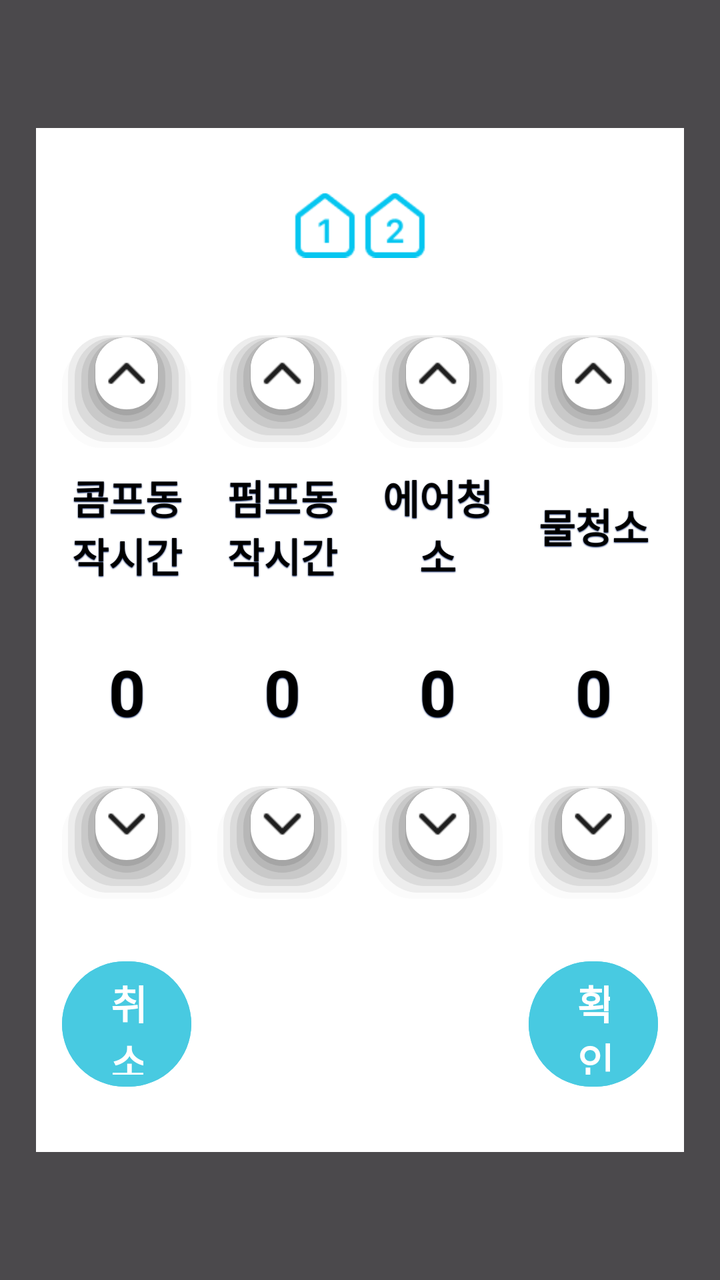
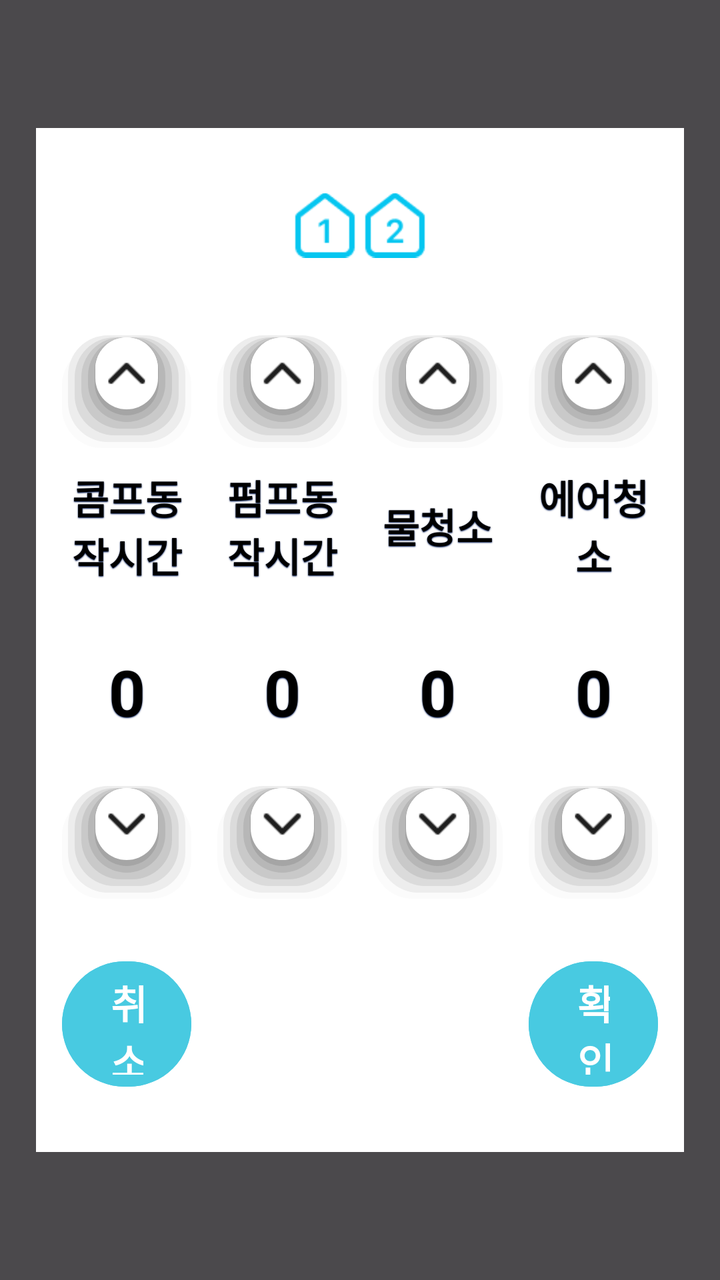

Compare the two renders of this Android layout. The source of the first and the diff that turns it into the second are given below.
<!-- AndroidManifest.xml: application theme Theme.HouseCleaner01 -->
<!-- res/layout/activity_housesetting_dialog.xml -->
<?xml version="1.0" encoding="utf-8"?>
<androidx.constraintlayout.widget.ConstraintLayout xmlns:android="http://schemas.android.com/apk/res/android"
    xmlns:app="http://schemas.android.com/apk/res-auto"
    xmlns:tools="http://schemas.android.com/tools"
    android:layout_width="match_parent"
    android:layout_height="match_parent"
    android:background="@color/transparency_black"
    >

    <androidx.constraintlayout.widget.ConstraintLayout
        android:id="@+id/constraintLayout"
        android:layout_width="0dp"
        android:layout_height="0dp"
        android:background="@color/white"

        app:layout_constraintBottom_toBottomOf="parent"
        app:layout_constraintEnd_toEndOf="parent"
        app:layout_constraintHeight_default="percent"
        app:layout_constraintHeight_percent="0.8"
        app:layout_constraintHorizontal_bias="0.5"

        app:layout_constraintStart_toStartOf="parent"
        app:layout_constraintTop_toTopOf="parent"
        app:layout_constraintVertical_bias="0.5"
        app:layout_constraintWidth_default="percent"
        app:layout_constraintWidth_percent=".9">

        <ImageView
            android:id="@+id/housename_01_tv"
            android:layout_width="0dp"
            android:layout_height="0dp"
            android:gravity="center"

            android:src="@drawable/house_1"



            app:layout_constraintBottom_toBottomOf="parent"
            app:layout_constraintEnd_toEndOf="parent"
            app:layout_constraintHeight_default="percent"
            app:layout_constraintHeight_percent=".1"
            app:layout_constraintHorizontal_bias="0.44"
            app:layout_constraintLeft_toLeftOf="parent"
            app:layout_constraintRight_toRightOf="parent"
            app:layout_constraintStart_toStartOf="parent"
            app:layout_constraintTop_toTopOf="parent"
            app:layout_constraintVertical_bias="0.05"

            app:layout_constraintWidth_default="percent"
            app:layout_constraintWidth_percent=".1"
            tools:ignore="SpeakableTextPresentCheck"

            />

        <ImageView
            android:id="@+id/housename_02_tv"
            android:layout_width="0dp"
            android:layout_height="0dp"
            android:gravity="center"

            android:src="@drawable/house_2"



            app:layout_constraintBottom_toBottomOf="parent"
            app:layout_constraintEnd_toEndOf="parent"
            app:layout_constraintHeight_default="percent"
            app:layout_constraintHeight_percent=".1"
            app:layout_constraintHorizontal_bias="0.56"
            app:layout_constraintLeft_toLeftOf="parent"
            app:layout_constraintRight_toRightOf="parent"
            app:layout_constraintStart_toStartOf="parent"
            app:layout_constraintTop_toTopOf="parent"
            app:layout_constraintVertical_bias="0.05"

            app:layout_constraintWidth_default="percent"
            app:layout_constraintWidth_percent=".1"
            tools:ignore="SpeakableTextPresentCheck"

            />

        <androidx.constraintlayout.widget.ConstraintLayout
            android:layout_width="0dp"
            android:layout_height="0dp"


            app:layout_constraintBottom_toBottomOf="parent"
            app:layout_constraintEnd_toEndOf="parent"
            app:layout_constraintHeight_default="percent"
            app:layout_constraintHeight_percent=".55"
            app:layout_constraintHorizontal_bias="0.5"
            app:layout_constraintStart_toStartOf="parent"

            app:layout_constraintTop_toTopOf="parent"
            app:layout_constraintVertical_bias="0.45"
            app:layout_constraintWidth_default="percent"
            app:layout_constraintWidth_percent="1"



            >






            <androidx.constraintlayout.widget.ConstraintLayout
                android:layout_width="0dp"
                android:layout_height="0dp"

                app:layout_constraintBottom_toBottomOf="parent"
                app:layout_constraintEnd_toEndOf="parent"
                app:layout_constraintHeight_default="percent"
                app:layout_constraintHeight_percent="1"
                app:layout_constraintHorizontal_bias="0.05"
                app:layout_constraintLeft_toLeftOf="parent"
                app:layout_constraintRight_toRightOf="parent"
                app:layout_constraintStart_toStartOf="parent"
                app:layout_constraintTop_toTopOf="parent"
                app:layout_constraintVertical_bias="0.5"

                app:layout_constraintWidth_default="percent"
                app:layout_constraintWidth_percent=".2"
                >


                <ImageButton
                    android:id="@+id/AirCompressor_RunningTime_up_btn"
                    android:layout_width="0dp"
                    android:layout_height="0dp"
                    android:gravity="center"
                    android:src="@drawable/chevron_up"
                    android:background="@drawable/layout_bg_corner"

                    android:scaleType="fitCenter"
                    

                    app:layout_constraintBottom_toBottomOf="parent"
                    app:layout_constraintEnd_toEndOf="parent"
                    app:layout_constraintHeight_default="percent"
                    app:layout_constraintHeight_percent=".2"
                    app:layout_constraintHorizontal_bias="0"

                    app:layout_constraintLeft_toLeftOf="parent"
                    app:layout_constraintRight_toRightOf="parent"
                    app:layout_constraintStart_toStartOf="parent"
                    app:layout_constraintTop_toTopOf="parent"
                    app:layout_constraintVertical_bias="0"

                    app:layout_constraintWidth_default="percent"
                    app:layout_constraintWidth_percent="1"
                    />


                <TextView
                    android:id="@+id/AirCompressor_RunningTime_tv"
                    android:layout_width="0dp"
                    android:layout_height="0dp"
                    android:gravity="center"
                    android:shadowColor="#011851"
                    android:shadowDy="1"
                    android:shadowRadius="1"
                    android:text="0"
                    android:textColor="@color/black"
                    android:textSize="32sp"
                    android:textStyle="bold"

                    app:layout_constraintBottom_toBottomOf="parent"
                    app:layout_constraintEnd_toEndOf="parent"
                    app:layout_constraintHeight_default="percent"
                    app:layout_constraintHeight_percent=".3"
                    app:layout_constraintHorizontal_bias="0"

                    app:layout_constraintLeft_toLeftOf="parent"
                    app:layout_constraintRight_toRightOf="parent"
                    app:layout_constraintStart_toStartOf="parent"
                    app:layout_constraintTop_toTopOf="parent"
                    app:layout_constraintVertical_bias=".69"

                    app:layout_constraintWidth_default="percent"
                    app:layout_constraintWidth_percent="1"
                    tools:ignore="SpeakableTextPresentCheck"

                    />

                <TextView
                    android:layout_width="0dp"
                    android:layout_height="0dp"
                    android:gravity="center"
                    android:shadowColor="#011851"
                    android:shadowDy="1"
                    android:shadowRadius="1"
                    android:text="콤프동작시간"
                    android:textColor="@color/black"
                    android:textSize="20sp"
                    android:textStyle="bold"


                    app:layout_constraintBottom_toBottomOf="parent"
                    app:layout_constraintEnd_toEndOf="parent"
                    app:layout_constraintHeight_default="percent"
                    app:layout_constraintHeight_percent=".25"
                    app:layout_constraintHorizontal_bias="0"

                    app:layout_constraintLeft_toLeftOf="parent"
                    app:layout_constraintRight_toRightOf="parent"
                    app:layout_constraintStart_toStartOf="parent"
                    app:layout_constraintTop_toTopOf="parent"
                    app:layout_constraintVertical_bias="0.285"

                    app:layout_constraintWidth_default="percent"
                    app:layout_constraintWidth_percent="1"
                    tools:ignore="SpeakableTextPresentCheck"

                    />

                <ImageButton
                    android:id="@+id/AirCompressor_RunningTime_down_btn"
                    android:layout_width="0dp"
                    android:layout_height="0dp"
                    android:gravity="center"
                    android:src="@drawable/chevron_down"
                    android:background="@drawable/layout_bg_corner"

                    android:scaleType="fitCenter"
                    

                    app:layout_constraintBottom_toBottomOf="parent"
                    app:layout_constraintEnd_toEndOf="parent"
                    app:layout_constraintHeight_default="percent"
                    app:layout_constraintHeight_percent=".2"
                    app:layout_constraintHorizontal_bias="0"

                    app:layout_constraintLeft_toLeftOf="parent"
                    app:layout_constraintRight_toRightOf="parent"
                    app:layout_constraintStart_toStartOf="parent"
                    app:layout_constraintTop_toTopOf="parent"
                    app:layout_constraintVertical_bias="1"

                    app:layout_constraintWidth_default="percent"
                    app:layout_constraintWidth_percent="1"
                    />



            </androidx.constraintlayout.widget.ConstraintLayout>

            <androidx.constraintlayout.widget.ConstraintLayout
                android:layout_width="0dp"
                android:layout_height="0dp"

                app:layout_constraintBottom_toBottomOf="parent"
                app:layout_constraintEnd_toEndOf="parent"
                app:layout_constraintHeight_default="percent"
                app:layout_constraintHeight_percent="1"
                app:layout_constraintHorizontal_bias="0.35"
                app:layout_constraintLeft_toLeftOf="parent"
                app:layout_constraintRight_toRightOf="parent"
                app:layout_constraintStart_toStartOf="parent"
                app:layout_constraintTop_toTopOf="parent"
                app:layout_constraintVertical_bias="0.5"

                app:layout_constraintWidth_default="percent"
                app:layout_constraintWidth_percent=".2"
                >

                <ImageButton
                    android:id="@+id/Pump_RunningTime_up_btn"
                    android:layout_width="0dp"
                    android:layout_height="0dp"
                    android:gravity="center"
                    android:src="@drawable/chevron_up"
                    android:background="@drawable/layout_bg_corner"

                    android:scaleType="fitCenter"
                    

                    app:layout_constraintBottom_toBottomOf="parent"
                    app:layout_constraintEnd_toEndOf="parent"
                    app:layout_constraintHeight_default="percent"
                    app:layout_constraintHeight_percent=".2"
                    app:layout_constraintHorizontal_bias="0"

                    app:layout_constraintLeft_toLeftOf="parent"
                    app:layout_constraintRight_toRightOf="parent"
                    app:layout_constraintStart_toStartOf="parent"
                    app:layout_constraintTop_toTopOf="parent"
                    app:layout_constraintVertical_bias="0"

                    app:layout_constraintWidth_default="percent"
                    app:layout_constraintWidth_percent="1"
                    />


                <TextView
                    android:id="@+id/Pump_RunningTime_tv"
                    android:layout_width="0dp"
                    android:layout_height="0dp"
                    android:gravity="center"
                    android:shadowColor="#011851"
                    android:shadowDy="1"
                    android:shadowRadius="1"
                    android:text="0"
                    android:textColor="@color/black"
                    android:textSize="32sp"
                    android:textStyle="bold"

                    app:layout_constraintBottom_toBottomOf="parent"
                    app:layout_constraintEnd_toEndOf="parent"
                    app:layout_constraintHeight_default="percent"
                    app:layout_constraintHeight_percent=".3"
                    app:layout_constraintHorizontal_bias="0"

                    app:layout_constraintLeft_toLeftOf="parent"
                    app:layout_constraintRight_toRightOf="parent"
                    app:layout_constraintStart_toStartOf="parent"
                    app:layout_constraintTop_toTopOf="parent"
                    app:layout_constraintVertical_bias=".69"

                    app:layout_constraintWidth_default="percent"
                    app:layout_constraintWidth_percent="1"
                    tools:ignore="SpeakableTextPresentCheck"

                    />

                <TextView
                    android:layout_width="0dp"
                    android:layout_height="0dp"
                    android:gravity="center"
                    android:shadowColor="#011851"
                    android:shadowDy="1"
                    android:shadowRadius="1"
                    android:text="펌프동작시간"
                    android:textColor="@color/black"
                    android:textSize="20sp"
                    android:textStyle="bold"


                    app:layout_constraintBottom_toBottomOf="parent"
                    app:layout_constraintEnd_toEndOf="parent"
                    app:layout_constraintHeight_default="percent"
                    app:layout_constraintHeight_percent=".25"
                    app:layout_constraintHorizontal_bias="0"

                    app:layout_constraintLeft_toLeftOf="parent"
                    app:layout_constraintRight_toRightOf="parent"
                    app:layout_constraintStart_toStartOf="parent"
                    app:layout_constraintTop_toTopOf="parent"
                    app:layout_constraintVertical_bias="0.285"

                    app:layout_constraintWidth_default="percent"
                    app:layout_constraintWidth_percent="1"
                    tools:ignore="SpeakableTextPresentCheck"

                    />

                <ImageButton
                    android:id="@+id/Pump_RunningTime_down_btn"
                    android:layout_width="0dp"
                    android:layout_height="0dp"
                    android:gravity="center"
                    android:src="@drawable/chevron_down"
                    android:background="@drawable/layout_bg_corner"

                    android:scaleType="fitCenter"
                    

                    app:layout_constraintBottom_toBottomOf="parent"
                    app:layout_constraintEnd_toEndOf="parent"
                    app:layout_constraintHeight_default="percent"
                    app:layout_constraintHeight_percent=".2"
                    app:layout_constraintHorizontal_bias="0"

                    app:layout_constraintLeft_toLeftOf="parent"
                    app:layout_constraintRight_toRightOf="parent"
                    app:layout_constraintStart_toStartOf="parent"
                    app:layout_constraintTop_toTopOf="parent"
                    app:layout_constraintVertical_bias="1"

                    app:layout_constraintWidth_default="percent"
                    app:layout_constraintWidth_percent="1"
                    />



            </androidx.constraintlayout.widget.ConstraintLayout>

            <androidx.constraintlayout.widget.ConstraintLayout
                android:layout_width="0dp"
                android:layout_height="0dp"

                app:layout_constraintBottom_toBottomOf="parent"
                app:layout_constraintEnd_toEndOf="parent"
                app:layout_constraintHeight_default="percent"
                app:layout_constraintHeight_percent="1"
                app:layout_constraintHorizontal_bias="0.65"
                app:layout_constraintLeft_toLeftOf="parent"
                app:layout_constraintRight_toRightOf="parent"
                app:layout_constraintStart_toStartOf="parent"
                app:layout_constraintTop_toTopOf="parent"
                app:layout_constraintVertical_bias="0.5"

                app:layout_constraintWidth_default="percent"
                app:layout_constraintWidth_percent=".2"
                >

                <ImageButton
                    android:id="@+id/House_Cleaning01_Time_up_btn"
                    android:layout_width="0dp"
                    android:layout_height="0dp"
                    android:gravity="center"
                    android:src="@drawable/chevron_up"
                    android:background="@drawable/layout_bg_corner"

                    android:scaleType="fitCenter"
                    

                    app:layout_constraintBottom_toBottomOf="parent"
                    app:layout_constraintEnd_toEndOf="parent"
                    app:layout_constraintHeight_default="percent"
                    app:layout_constraintHeight_percent=".2"
                    app:layout_constraintHorizontal_bias="0"

                    app:layout_constraintLeft_toLeftOf="parent"
                    app:layout_constraintRight_toRightOf="parent"
                    app:layout_constraintStart_toStartOf="parent"
                    app:layout_constraintTop_toTopOf="parent"
                    app:layout_constraintVertical_bias="0"

                    app:layout_constraintWidth_default="percent"
                    app:layout_constraintWidth_percent="1"
                    />

                <TextView
                    android:id="@+id/House_Cleaning01_Time_tv"
                    android:layout_width="0dp"
                    android:layout_height="0dp"
                    android:gravity="center"
                    android:shadowColor="#011851"
                    android:shadowDy="1"
                    android:shadowRadius="1"
                    android:text="0"
                    android:textColor="@color/black"
                    android:textSize="32sp"
                    android:textStyle="bold"

                    app:layout_constraintBottom_toBottomOf="parent"
                    app:layout_constraintEnd_toEndOf="parent"
                    app:layout_constraintHeight_default="percent"
                    app:layout_constraintHeight_percent=".3"
                    app:layout_constraintHorizontal_bias="0"

                    app:layout_constraintLeft_toLeftOf="parent"
                    app:layout_constraintRight_toRightOf="parent"
                    app:layout_constraintStart_toStartOf="parent"
                    app:layout_constraintTop_toTopOf="parent"
                    app:layout_constraintVertical_bias=".69"

                    app:layout_constraintWidth_default="percent"
                    app:layout_constraintWidth_percent="1"
                    tools:ignore="SpeakableTextPresentCheck"

                    />

                <TextView
                    android:layout_width="0dp"
                    android:layout_height="0dp"
                    android:gravity="center"
                    android:shadowColor="#011851"
                    android:shadowDy="1"
                    android:shadowRadius="1"
                    android:text="에어청소"
                    android:textColor="@color/black"
                    android:textSize="20sp"
                    android:textStyle="bold"



                    app:layout_constraintBottom_toBottomOf="parent"
                    app:layout_constraintEnd_toEndOf="parent"
                    app:layout_constraintHeight_default="percent"
                    app:layout_constraintHeight_percent=".25"
                    app:layout_constraintHorizontal_bias="0"

                    app:layout_constraintLeft_toLeftOf="parent"
                    app:layout_constraintRight_toRightOf="parent"
                    app:layout_constraintStart_toStartOf="parent"
                    app:layout_constraintTop_toTopOf="parent"
                    app:layout_constraintVertical_bias="0.285"

                    app:layout_constraintWidth_default="percent"
                    app:layout_constraintWidth_percent="1"
                    tools:ignore="SpeakableTextPresentCheck"

                    />


                <ImageButton
                    android:id="@+id/House_Cleaning01_Time_down_btn"
                    android:layout_width="0dp"
                    android:layout_height="0dp"
                    android:gravity="center"
                    android:src="@drawable/chevron_down"
                    android:background="@drawable/layout_bg_corner"

                    android:scaleType="fitCenter"
                    

                    app:layout_constraintBottom_toBottomOf="parent"
                    app:layout_constraintEnd_toEndOf="parent"
                    app:layout_constraintHeight_default="percent"
                    app:layout_constraintHeight_percent=".2"
                    app:layout_constraintHorizontal_bias="0"

                    app:layout_constraintLeft_toLeftOf="parent"
                    app:layout_constraintRight_toRightOf="parent"
                    app:layout_constraintStart_toStartOf="parent"
                    app:layout_constraintTop_toTopOf="parent"
                    app:layout_constraintVertical_bias="1"

                    app:layout_constraintWidth_default="percent"
                    app:layout_constraintWidth_percent="1"
                    />

            </androidx.constraintlayout.widget.ConstraintLayout>

            <androidx.constraintlayout.widget.ConstraintLayout
                android:layout_width="0dp"
                android:layout_height="0dp"

                app:layout_constraintBottom_toBottomOf="parent"
                app:layout_constraintEnd_toEndOf="parent"
                app:layout_constraintHeight_default="percent"
                app:layout_constraintHeight_percent="1"
                app:layout_constraintHorizontal_bias="0.95"
                app:layout_constraintLeft_toLeftOf="parent"
                app:layout_constraintRight_toRightOf="parent"
                app:layout_constraintStart_toStartOf="parent"
                app:layout_constraintTop_toTopOf="parent"
                app:layout_constraintVertical_bias="0.5"

                app:layout_constraintWidth_default="percent"
                app:layout_constraintWidth_percent=".2"
                >

                <ImageButton
                    android:id="@+id/House_Cleaning02_Time_up_btn"
                    android:layout_width="0dp"
                    android:layout_height="0dp"
                    android:gravity="center"
                    android:src="@drawable/chevron_up"
                    android:background="@drawable/layout_bg_corner"

                    android:scaleType="fitCenter"
                    

                    app:layout_constraintBottom_toBottomOf="parent"
                    app:layout_constraintEnd_toEndOf="parent"
                    app:layout_constraintHeight_default="percent"
                    app:layout_constraintHeight_percent=".2"
                    app:layout_constraintHorizontal_bias="0"

                    app:layout_constraintLeft_toLeftOf="parent"
                    app:layout_constraintRight_toRightOf="parent"
                    app:layout_constraintStart_toStartOf="parent"
                    app:layout_constraintTop_toTopOf="parent"
                    app:layout_constraintVertical_bias="0"

                    app:layout_constraintWidth_default="percent"
                    app:layout_constraintWidth_percent="1"
                    />



                <TextView
                    android:id="@+id/House_Cleaning02_Time_tv"
                    android:layout_width="0dp"
                    android:layout_height="0dp"
                    android:gravity="center"
                    android:shadowColor="#011851"
                    android:shadowDy="1"
                    android:shadowRadius="1"
                    android:text="0"
                    android:textColor="@color/black"
                    android:textSize="32sp"
                    android:textStyle="bold"

                    app:layout_constraintBottom_toBottomOf="parent"
                    app:layout_constraintEnd_toEndOf="parent"
                    app:layout_constraintHeight_default="percent"
                    app:layout_constraintHeight_percent=".3"
                    app:layout_constraintHorizontal_bias="0"

                    app:layout_constraintLeft_toLeftOf="parent"
                    app:layout_constraintRight_toRightOf="parent"
                    app:layout_constraintStart_toStartOf="parent"
                    app:layout_constraintTop_toTopOf="parent"
                    app:layout_constraintVertical_bias=".69"

                    app:layout_constraintWidth_default="percent"
                    app:layout_constraintWidth_percent="1"
                    tools:ignore="SpeakableTextPresentCheck"


                    />

                <TextView
                    android:layout_width="0dp"
                    android:layout_height="0dp"
                    android:gravity="center"
                    android:shadowColor="#011851"
                    android:shadowDy="1"
                    android:shadowRadius="1"
                    android:text="물청소"
                    android:textColor="@color/black"
                    android:textSize="20sp"
                    android:textStyle="bold"


                    app:layout_constraintBottom_toBottomOf="parent"
                    app:layout_constraintEnd_toEndOf="parent"
                    app:layout_constraintHeight_default="percent"
                    app:layout_constraintHeight_percent=".25"
                    app:layout_constraintHorizontal_bias="0"

                    app:layout_constraintLeft_toLeftOf="parent"
                    app:layout_constraintRight_toRightOf="parent"
                    app:layout_constraintStart_toStartOf="parent"
                    app:layout_constraintTop_toTopOf="parent"
                    app:layout_constraintVertical_bias="0.285"

                    app:layout_constraintWidth_default="percent"
                    app:layout_constraintWidth_percent="1"
                    tools:ignore="SpeakableTextPresentCheck"

                    />


                <ImageButton
                    android:id="@+id/House_Cleaning02_Time_down_btn"
                    android:layout_width="0dp"
                    android:layout_height="0dp"
                    android:gravity="center"
                    android:src="@drawable/chevron_down"
                    android:background="@drawable/layout_bg_corner"

                    android:scaleType="fitCenter"
                    

                    app:layout_constraintBottom_toBottomOf="parent"
                    app:layout_constraintEnd_toEndOf="parent"
                    app:layout_constraintHeight_default="percent"
                    app:layout_constraintHeight_percent=".2"
                    app:layout_constraintHorizontal_bias="0"

                    app:layout_constraintLeft_toLeftOf="parent"
                    app:layout_constraintRight_toRightOf="parent"
                    app:layout_constraintStart_toStartOf="parent"
                    app:layout_constraintTop_toTopOf="parent"
                    app:layout_constraintVertical_bias="1"

                    app:layout_constraintWidth_default="percent"
                    app:layout_constraintWidth_percent="1"
                    />


            </androidx.constraintlayout.widget.ConstraintLayout>




        </androidx.constraintlayout.widget.ConstraintLayout>

        <androidx.constraintlayout.widget.ConstraintLayout
            android:layout_width="0dp"
            android:layout_height="0dp"


            app:layout_constraintBottom_toBottomOf="parent"
            app:layout_constraintEnd_toEndOf="parent"
            app:layout_constraintHeight_default="percent"
            app:layout_constraintHeight_percent=".25"
            app:layout_constraintHorizontal_bias="0.5"
            app:layout_constraintLeft_toLeftOf="parent"
            app:layout_constraintRight_toRightOf="parent"
            app:layout_constraintStart_toStartOf="parent"
            app:layout_constraintTop_toTopOf="parent"
            app:layout_constraintVertical_bias="1"

            app:layout_constraintWidth_default="percent"
            app:layout_constraintWidth_percent="1"
            tools:ignore="SpeakableTextPresentCheck"

            >

            <Button
                android:id="@+id/negative_botton"
                android:layout_width="0dp"
                android:layout_height="0dp"
                android:text="취소"
                android:textSize="20sp"
                android:textStyle="bold"
                android:backgroundTint="@color/progress_end"

                app:layout_constraintBottom_toBottomOf="parent"
                app:layout_constraintEnd_toEndOf="parent"
                app:layout_constraintHeight_default="percent"
                app:layout_constraintHeight_percent=".55"
                app:layout_constraintHorizontal_bias="0.05"
                app:layout_constraintLeft_toLeftOf="parent"
                app:layout_constraintRight_toRightOf="parent"
                app:layout_constraintStart_toStartOf="parent"
                app:layout_constraintTop_toTopOf="parent"
                app:layout_constraintVertical_bias="0.5"

                app:layout_constraintWidth_default="percent"
                app:layout_constraintWidth_percent="0.2"
                tools:ignore="SmallSp"
                />

            <Button
                android:id="@+id/positive_botton"
                android:layout_width="0dp"
                android:layout_height="0dp"
                android:text="확인"
                android:textSize="20sp"
                android:textStyle="bold"

                android:backgroundTint="@color/progress_end"

                app:layout_constraintBottom_toBottomOf="parent"
                app:layout_constraintEnd_toEndOf="parent"
                app:layout_constraintHeight_default="percent"
                app:layout_constraintHeight_percent=".55"
                app:layout_constraintHorizontal_bias="0.95"
                app:layout_constraintLeft_toLeftOf="parent"
                app:layout_constraintRight_toRightOf="parent"
                app:layout_constraintStart_toStartOf="parent"
                app:layout_constraintTop_toTopOf="parent"
                app:layout_constraintVertical_bias="0.5"

                app:layout_constraintWidth_default="percent"
                app:layout_constraintWidth_percent="0.2"
                tools:ignore="SmallSp"
                />


        </androidx.constraintlayout.widget.ConstraintLayout>

    </androidx.constraintlayout.widget.ConstraintLayout>

</androidx.constraintlayout.widget.ConstraintLayout>
<!-- resources referenced by this layout -->
<resources>
  <color name="black">#FF000000</color>
  <color name="progress_end">#48CAE1</color>
  <color name="transparency_black">#B3000000</color>
  <color name="white">#FFFFFFFF</color>
  <!-- drawable chevron_down: png bitmap (drawable, 369 bytes) -->
  <!-- drawable chevron_up: png bitmap (drawable, 372 bytes) -->
  <!-- drawable house_1: png bitmap (drawable, 947 bytes) -->
  <!-- drawable house_2: png bitmap (drawable, 1132 bytes) -->
  <!-- drawable layout_bg_corner: vector/xml drawable (drawable, 4531 chars, omitted) -->
  <style name="Theme.HouseCleaner01" parent="Base.Theme.HouseCleaner01">
          <item name="windowNoTitle">true</item>
          <item name="android:windowFullscreen">true</item>
  
      </style>
  <style name="Base.Theme.HouseCleaner01" parent="Theme.Material3.DayNight.NoActionBar">
          
          
      </style>
</resources>

<!-- the commit's change to res/layout/activity_housesetting_dialog.xml (unified diff, before → after) -->
@@ -470,7 +470,7 @@
                     android:shadowColor="#011851"
                     android:shadowDy="1"
                     android:shadowRadius="1"
-                    android:text="에어청소"
+                    android:text="물청소"
                     android:textColor="@color/black"
                     android:textSize="20sp"
                     android:textStyle="bold"
@@ -612,7 +612,7 @@
                     android:shadowColor="#011851"
                     android:shadowDy="1"
                     android:shadowRadius="1"
-                    android:text="물청소"
+                    android:text="에어청소"
                     android:textColor="@color/black"
                     android:textSize="20sp"
                     android:textStyle="bold"
